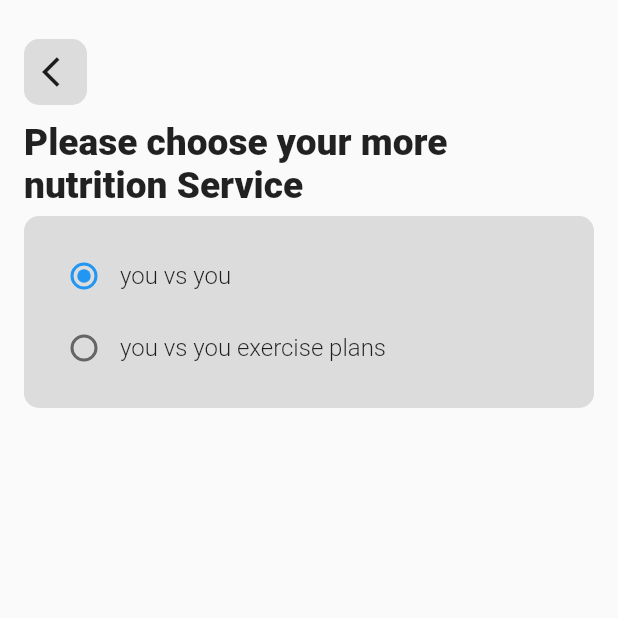
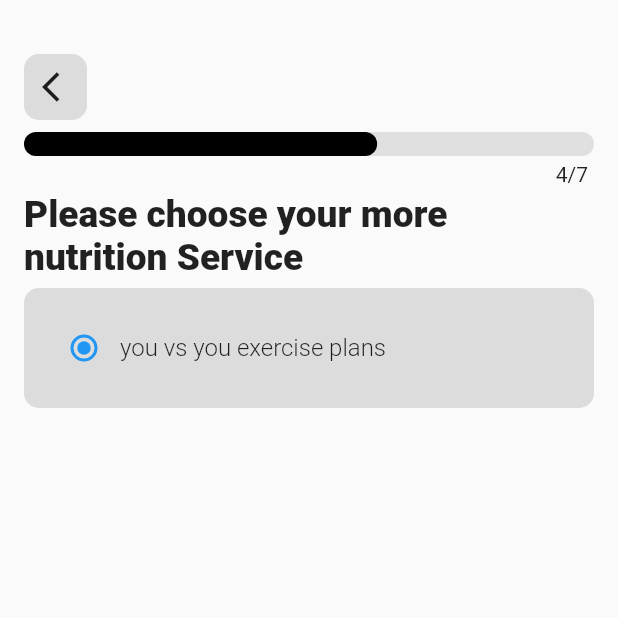
Before and after one commit to askabdulhaseeb/morept_fitness_app, a Flutter app: the MultiStep4 screen opened by its route, on a phone screen of 412 x 824 dp, the top half of it. Run offline on Flutter 3.47's test engine with Material 2 defaults, Android fonts, the phone set to English and light mode, and no system bars; our stand-ins replace carousel_slider; network calls fail.

Commit message:
correct question 5, and add progress line

```diff
--- a/lib/providers/questions_providers.dart
+++ b/lib/providers/questions_providers.dart
@@ -34,56 +34,45 @@ class QuestionsProvider extends ChangeNotifier {
   List<Questions> getQuestion3() {
     final List<Questions> question = <Questions>[];
     if (q2 == '1') {
-      question.add(const Questions(title: 'Services', id: '1'));
-      question.add(const Questions(title: 'you vs you', id: '2'));
-      question.add(const Questions(title: 'mpt', id: '3'));
+      question.add(const Questions(title: 'you vs you', id: '1'));
+      question.add(const Questions(title: 'mpt', id: '2'));
     } else if (q2 == '2') {
-      question.add(const Questions(title: 'transform packages', id: '1'));
-      question.add(const Questions(title: 'Just results', id: '2'));
-      question.add(const Questions(title: 'starter pack', id: '3'));
-      question.add(const Questions(title: 'Physique + Technique', id: '4'));
-      question.add(const Questions(title: 'F2F', id: '5'));
+      question.add(const Questions(title: 'Just results', id: '1'));
+      question.add(const Questions(title: 'starter pack', id: '2'));
+      question.add(const Questions(title: 'Physique + Technique', id: '3'));
+      question.add(const Questions(title: 'F2F', id: '4'));
     } else {
-      question.add(const Questions(title: 'gym accelerator', id: '1'));
-      question.add(const Questions(title: 'bodycheck', id: '2'));
-      question.add(const Questions(title: 'more nutrition', id: '3'));
+      question.add(const Questions(title: 'bodycheck', id: '1'));
+      question.add(const Questions(title: 'more nutrition', id: '2'));
     }
     return question;
   }
 
   List<Questions> getQuestion4() {
     final List<Questions> question = <Questions>[];
-    if (q3 == '1') {
-      question.add(const Questions(title: 'you vs you', id: '1'));
+    if (q2 == '1' && q3 == '1') {
       question
-          .add(const Questions(title: 'you vs you exercise plans', id: '2'));
-    } else if (q3 == '2') {
-      question.add(const Questions(title: 'mpt', id: '1'));
-      question.add(const Questions(title: 'mpt class above', id: '2'));
-      question.add(const Questions(title: 'mpt F2F sessions', id: '3'));
-    } else if (q3 == '3') {
-      question.add(const Questions(title: 'Just results', id: '1'));
-      question.add(const Questions(title: 'Just results 6 weeks', id: '2'));
-    } else if (q3 == '4') {
-      question.add(const Questions(title: 'starter pack', id: '1'));
-      question.add(const Questions(title: 'starter pack 2 weeks', id: '2'));
-    } else if (q3 == '5') {
-      question.add(const Questions(title: 'Physique + Technique', id: '1'));
+          .add(const Questions(title: 'you vs you exercise plans', id: '1'));
+    } else if (q2 == '1' && q3 == '2') {
+      question.add(const Questions(title: 'mpt class above', id: '1'));
+      question.add(const Questions(title: 'mpt F2F sessions', id: '2'));
+    } else if (q2 == '2' && q3 == '1') {
+      question.add(const Questions(title: 'Just results 6 weeks', id: '1'));
+    } else if (q2 == '2' && q3 == '2') {
+      question.add(const Questions(title: 'starter pack 2 weeks', id: '1'));
+    } else if (q2 == '2' && q3 == '3') {
       question
-          .add(const Questions(title: 'Physique + Technique 4 weeks', id: '2'));
-    } else if (q3 == '6') {
-      question.add(const Questions(title: 'F2F', id: '1'));
-      question.add(const Questions(title: 'F2F 8 weeks', id: '2'));
-    } else if (q3 == '7') {
-      question.add(const Questions(title: 'bodycheck', id: '1'));
-      question.add(const Questions(title: 'bodycheck coaching', id: '2'));
+          .add(const Questions(title: 'Physique + Technique 4 weeks', id: '1'));
+    } else if (q2 == '2' && q3 == '4') {
+      question.add(const Questions(title: 'F2F 8 weeks', id: '1'));
+    } else if (q2 == '3' && q3 == '1') {
+      question.add(const Questions(title: 'bodycheck coaching', id: '1'));
       question
-          .add(const Questions(title: 'bodycheck online calculators', id: '3'));
+          .add(const Questions(title: 'bodycheck online calculators', id: '2'));
     } else {
-      question.add(const Questions(title: 'more nutrition', id: '1'));
-      question.add(const Questions(title: 'more nutrition coaching', id: '2'));
+      question.add(const Questions(title: 'more nutrition coaching', id: '1'));
       question.add(
-          const Questions(title: 'more nutrition online calculators', id: '3'));
+          const Questions(title: 'more nutrition online calculators', id: '2'));
     }
     return question;
   }
@@ -114,32 +103,36 @@ class QuestionsProvider extends ChangeNotifier {
       question.add(const Questions(title: 'Build muscle', id: '3'));
       question.add(const Questions(title: 'Tone up', id: '4'));
     } else if (q4 == '5') {
-     question.add(const Questions(title: 'starter pack 2 weeks', id: '1'));
+      question.add(const Questions(title: 'starter pack 2 weeks', id: '1'));
       question.add(const Questions(title: 'Better looking body', id: '2'));
       question.add(const Questions(title: 'Health and fitness', id: '3'));
       question.add(const Questions(title: 'Improve performance', id: '4'));
     } else if (q4 == '6') {
-      question.add(const Questions(title: 'Physique + Technique 4 weeks', id: '1'));
+      question
+          .add(const Questions(title: 'Physique + Technique 4 weeks', id: '1'));
       question.add(const Questions(title: 'Bodyweight exercises', id: '2'));
-      question.add(const Questions(title: 'Barbell/dumbbell technique', id: '3'));
-      question.add(const Questions(title: 'Posture for machine workouts', id: '4'));
+      question
+          .add(const Questions(title: 'Barbell/dumbbell technique', id: '3'));
+      question
+          .add(const Questions(title: 'Posture for machine workouts', id: '4'));
     } else if (q4 == '7') {
       question.add(const Questions(title: 'F2F 8 weeks', id: '1'));
       question.add(const Questions(title: 'Aches', id: '2'));
       question.add(const Questions(title: 'Pains', id: '3'));
       question.add(const Questions(title: 'Stiffness/tightness', id: '4'));
-    }else if (q4 == '8') {
+    } else if (q4 == '8') {
       question.add(const Questions(title: 'bodycheck coaching', id: '1'));
       question.add(const Questions(title: 'body composition', id: '2'));
       question.add(const Questions(title: 'stamina & endurance', id: '3'));
       question.add(const Questions(title: 'strength & stability', id: '4'));
-    }else if (q4 == '9') {
+    } else if (q4 == '9') {
       question.add(const Questions(title: 'more nutrition coaching', id: '1'));
       question.add(const Questions(title: 'Meal advice', id: '2'));
       question.add(const Questions(title: 'Calorie coach', id: '3'));
       question.add(const Questions(title: 'Virtual food swap', id: '4'));
     } else {
-      question.add(const Questions(title: 'more nutrition online calculators', id: '1'));
+      question.add(
+          const Questions(title: 'more nutrition online calculators', id: '1'));
       question.add(const Questions(title: 'macros/micro check', id: '2'));
       question.add(const Questions(title: 'calorie check', id: '3'));
       question.add(const Questions(title: 'weight loss predictor', id: '4'));
@@ -173,30 +166,31 @@ class QuestionsProvider extends ChangeNotifier {
 
   String getQuestion4Title() {
     String title;
-    if (q1 == '1' && q2 == '1' && q3 == '2') {
+    if (q2 == '1' && q3 == '2') {
       title = 'Please choose your you vs you Service';
-    } else if (q1 == '1' && q2 == '1' && q3 == '3') {
+    } else if (q2 == '1' && q3 == '3') {
       title = 'Please choose your mpt Service';
-    } else if (q1 == '1' && q2 == '2' && q3 == '2') {
+    } else if (q2 == '2' && q3 == '2') {
       title = 'Please choose your Just results Service';
-    } else if (q1 == '1' && q2 == '2' && q3 == '3') {
+    } else if (q2 == '2' && q3 == '3') {
       title = 'Please choose your starter pack Service';
-    } else if (q1 == '1' && q2 == '2' && q3 == '4') {
+    } else if (q2 == '2' && q3 == '4') {
       title = 'Please choose your Physique + Technique Service';
-    } else if (q1 == '1' && q2 == '2' && q3 == '5') {
+    } else if (q2 == '2' && q3 == '5') {
       title = 'Please choose your F2F Service';
-    } else if (q1 == '1' && q2 == '2' && q3 == '6') {
+    } else if (q2 == '2' && q3 == '6') {
       title = 'Please choose your bodycheck Service';
     } else {
       title = 'Please choose your more nutrition Service';
     }
     return title;
   }
+
   String getQuestion5Title() {
     String title;
-    if (q1 == '1' && q2 == '1' && q3 == '2') {
+    if (q1 == '1' && q2 == '1' && q3 == '2' && q4 == '1') {
       title = 'Please choose your you vs you Service';
-    } else if (q1 == '1' && q2 == '1' && q3 == '3') {
+    } else if (q1 == '1' && q2 == '1' && q3 == '3' && q4 == '2') {
       title = 'Please choose your mpt class above Service';
     } else if (q1 == '1' && q2 == '2' && q3 == '2') {
       title = 'Please choose your mpt F2F Service';
@@ -210,7 +204,7 @@ class QuestionsProvider extends ChangeNotifier {
       title = 'Please choose your F2F Service';
     } else if (q1 == '1' && q2 == '2' && q3 == '6') {
       title = 'Please choose your bodycheck Service';
-    }  else {
+    } else {
       title = 'Please choose your more nutrition Service';
     }
     return title;
@@ -219,32 +213,45 @@ class QuestionsProvider extends ChangeNotifier {
   String getQuestion6Title() {
     String title;
     if (q1 == '1' && q2 == '1' && q3 == '2') {
-      title = "Great you've chosen the quick workout option, tell us want you prefer and we will get your product ready for you";
+      title =
+          "Great you've chosen the quick workout option, tell us want you prefer and we will get your product ready for you";
     } else if (q1 == '1' && q2 == '1' && q3 == '3') {
-      title = "Great you've chosen the designer workout option, tell us want you prefer and we will get your product ready for you";
+      title =
+          "Great you've chosen the designer workout option, tell us want you prefer and we will get your product ready for you";
     } else if (q1 == '1' && q2 == '2' && q3 == '2') {
-      title = "Great you've chosen the personal add-ons option, tell us want you prefer and we will get your product ready for you";
+      title =
+          "Great you've chosen the personal add-ons option, tell us want you prefer and we will get your product ready for you";
     } else if (q1 == '1' && q2 == '2' && q3 == '3') {
-      title = "Great you've chosen the calorie burners option, tell us want you prefer and we will get your product ready for you";
+      title =
+          "Great you've chosen the calorie burners option, tell us want you prefer and we will get your product ready for you";
     } else if (q1 == '1' && q2 == '2' && q3 == '4') {
-      title = "Great you've chosen the muscle toners option, tell us want you prefer and we will get your product ready for you";
+      title =
+          "Great you've chosen the muscle toners option, tell us want you prefer and we will get your product ready for you";
     } else if (q1 == '1' && q2 == '2' && q3 == '5') {
-      title = "Great you've chosen the circuits and bootcamps option, tell us want you prefer and we will get your product ready for you";
+      title =
+          "Great you've chosen the circuits and bootcamps option, tell us want you prefer and we will get your product ready for you";
     } else if (q1 == '1' && q2 == '2' && q3 == '7') {
-      title = "Great you've chosen the Personal training option, tell us want you prefer and we will get your product ready for you";
+      title =
+          "Great you've chosen the Personal training option, tell us want you prefer and we will get your product ready for you";
     } else if (q1 == '1' && q2 == '2' && q3 == '6') {
-      title = "Great you've chosen the Gym therapy & rehab option, tell us want you prefer and we will get your product ready for you";
+      title =
+          "Great you've chosen the Gym therapy & rehab option, tell us want you prefer and we will get your product ready for you";
     } else if (q1 == '1' && q2 == '2' && q3 == '6') {
-      title = "Great you've chosen the Performance & technique option, tell us want you prefer and we will get your product ready for you";
+      title =
+          "Great you've chosen the Performance & technique option, tell us want you prefer and we will get your product ready for you";
     } else if (q1 == '1' && q2 == '2' && q3 == '6') {
-      title = "Great you've chosen the Lose weight option, tell us want you prefer and we will get your product ready for you";
+      title =
+          "Great you've chosen the Lose weight option, tell us want you prefer and we will get your product ready for you";
     } else if (q1 == '1' && q2 == '2' && q3 == '6') {
-      title = "Great you've chosen the Build muscle option, tell us want you prefer and we will get your product ready for you";
+      title =
+          "Great you've chosen the Build muscle option, tell us want you prefer and we will get your product ready for you";
     } else if (q1 == '1' && q2 == '2' && q3 == '6') {
-      title = "Great you've chosen the Tone up option, tell us want you prefer and we will get your product ready for you";
+      title =
+          "Great you've chosen the Tone up option, tell us want you prefer and we will get your product ready for you";
     } else if (q1 == '1' && q2 == '2' && q3 == '6') {
-      title = "Great you've chosen the Tone up option, tell us want you prefer and we will get your product ready for you";
-    }  else {
+      title =
+          "Great you've chosen the Tone up option, tell us want you prefer and we will get your product ready for you";
+    } else {
       title = 'Please choose your more nutrition Service';
     }
     return title;
--- a/lib/screens/auth/questionsScreens/multi_step_4.dart
+++ b/lib/screens/auth/questionsScreens/multi_step_4.dart
@@ -3,10 +3,12 @@ import 'package:morept_fitness_app/models/questions.dart';
 import 'package:morept_fitness_app/providers/questions_providers.dart';
 import 'package:morept_fitness_app/screens/auth/questionsScreens/multi_step_5.dart';
 import 'package:morept_fitness_app/screens/widgets/back_to_previous_page.dart';
+import 'package:morept_fitness_app/screens/widgets/custom_progress_line.dart';
 import 'package:morept_fitness_app/screens/widgets/custom_radio_button.dart';
 import 'package:morept_fitness_app/screens/widgets/header_text_for_questions.dart';
 import 'package:morept_fitness_app/screens/widgets/light_black_bg.dart';
 import 'package:provider/provider.dart';
+
 class MultiStep4 extends StatelessWidget {
   const MultiStep4({Key? key}) : super(key: key);
   static const String routeName = '/MultiStep4';
@@ -15,21 +17,21 @@ class MultiStep4 extends StatelessWidget {
     final QuestionsProvider provider = Provider.of<QuestionsProvider>(context);
     final List<Questions> question = provider.getQuestion4();
     return Scaffold(
-
       body: Padding(
         padding: const EdgeInsets.all(16),
         child: Column(
           crossAxisAlignment: CrossAxisAlignment.start,
           children: <Widget>[
             const BackToPreviousPageWidget(),
+             const CustomProgressLine(pageNumber: 4, totalPages: 7),
             HeaderTextForQuestions(title: provider.getQuestion4Title()),
             LightBlackBackgroundContainer(
               child: Column(
                 children: <Widget>[
-                 for ( var data in question )
+                  for (Questions data in question)
                     CustomRadioButton(
                       value: data.id,
-                    groupValue: provider.q3,
+                      groupValue: provider.q4,
                       onChange: (String? value) {
                         provider.onChangeQ4(value);
                         Navigator.of(context).pushNamed(MultiStep5.routeName);
--- a/lib/screens/auth/questionsScreens/multi_step_7.dart
+++ b/lib/screens/auth/questionsScreens/multi_step_7.dart
@@ -1,5 +1,6 @@
 import 'package:flutter/material.dart';
 import 'package:morept_fitness_app/screens/widgets/back_to_previous_page.dart';
+import 'package:morept_fitness_app/screens/widgets/custom_progress_line.dart';
 
 class MultiStep7 extends StatelessWidget {
   const MultiStep7({Key? key}) : super(key: key);
@@ -14,6 +15,7 @@ class MultiStep7 extends StatelessWidget {
           crossAxisAlignment: CrossAxisAlignment.start,
           children: <Widget>[
             const BackToPreviousPageWidget(),
+            const CustomProgressLine(pageNumber: 7, totalPages: 7),
           ],
         ),
       ),
--- a/lib/screens/widgets/back_to_previous_page.dart
+++ b/lib/screens/widgets/back_to_previous_page.dart
@@ -9,7 +9,7 @@ class BackToPreviousPageWidget extends StatelessWidget {
   Widget build(BuildContext context) {
     return Container(
       padding: const EdgeInsets.only(top: 10, bottom: 10, left: 12, right: 6),
-      margin: const EdgeInsets.symmetric(vertical: 10),
+      margin: const EdgeInsets.only(top: 20, bottom: 8),
       decoration: BoxDecoration(
         color: Colors.black12,
         borderRadius: BorderRadius.circular(10),
--- /dev/null
+++ b/lib/screens/widgets/custom_progress_line.dart
@@ -0,0 +1,45 @@
+import 'package:flutter/material.dart';
+
+class CustomProgressLine extends StatelessWidget {
+  const CustomProgressLine(
+      {required this.pageNumber, required this.totalPages, Key? key})
+      : super(key: key);
+  final int pageNumber;
+  final int totalPages;
+  @override
+  Widget build(BuildContext context) {
+    return Container(
+      margin: const EdgeInsets.symmetric(vertical: 0),
+      child: Column(
+        crossAxisAlignment: CrossAxisAlignment.end,
+        children: <Widget>[
+          Stack(
+            children: <Widget>[
+              Container(
+                width: double.infinity,
+                height: 16,
+                decoration: BoxDecoration(
+                  color: Colors.grey[300],
+                  borderRadius: BorderRadius.circular(10),
+                ),
+              ),
+              Container(
+                width: MediaQuery.of(context).size.width *
+                    (pageNumber / totalPages),
+                height: 16,
+                decoration: BoxDecoration(
+                  color: Colors.black,
+                  borderRadius: BorderRadius.circular(10),
+                ),
+              ),
+            ],
+          ),
+          Padding(
+            padding: const EdgeInsets.all(4),
+            child: Text('$pageNumber/$totalPages'),
+          ),
+        ],
+      ),
+    );
+  }
+}
```
Also changed, not shown: lib/screens/auth/questionsScreens/multi_step_1.dart (+5 -3 lines), lib/screens/auth/questionsScreens/multi_step_2.dart (+5 -30 lines), lib/screens/auth/questionsScreens/multi_step_3.dart (+4 -49 lines), lib/screens/auth/questionsScreens/multi_step_5.dart (+6 -4 lines), lib/screens/auth/questionsScreens/multi_step_6.dart (+28 -0 lines). Lines whose indentation alone changed are shown as unchanged.
